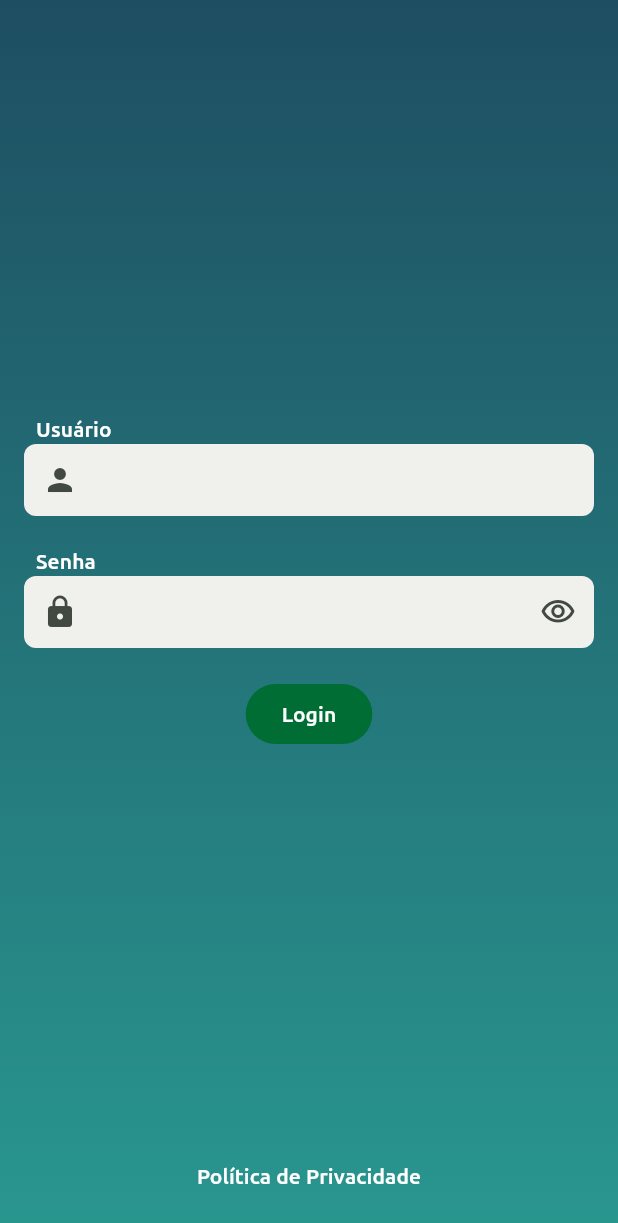
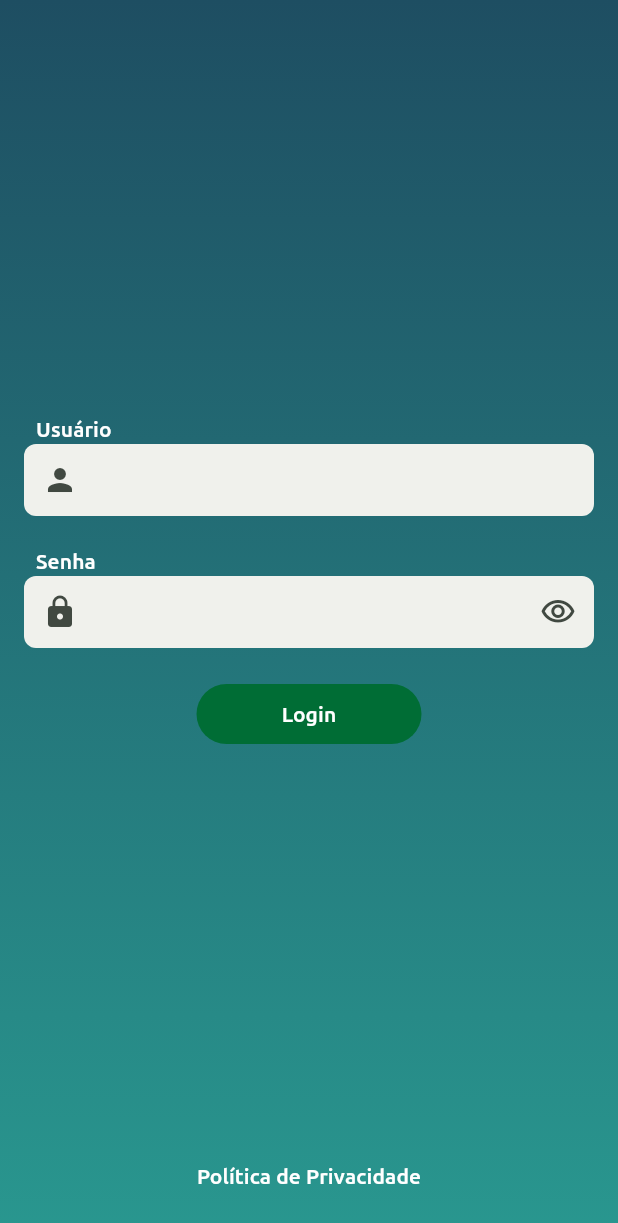
Before and after one commit to IguJl15/desafio-target, a Flutter app: the screen it shows after launch, on a phone screen of 412 x 824 dp. Shown: the top 1223 px of the screen. Run offline on Flutter 3.47's test engine with Material 3 defaults, Android fonts, the phone set to English and light mode, and no system bars; our stand-ins replace flutter_mobx, mobx; generated files the repository leaves out were written again.

Commit message:
feat: add custom primary button

```diff
--- a/lib/src/auth/ui/login_page.dart
+++ b/lib/src/auth/ui/login_page.dart
@@ -112,7 +112,7 @@ class _LoginPageState extends State<LoginPage> {
                   ),
                 ),
                 const SizedBox(height: 20),
-                FilledButton(
+                PrimaryButton(
                   onPressed: () {
                     if (formKey.currentState?.validate() == true) {
                       loginStore.login();
--- /dev/null
+++ b/lib/src/shared/components/primary_button.dart/primary_button.dart
@@ -0,0 +1,30 @@
+import 'package:flutter/material.dart';
+
+class PrimaryButton extends StatelessWidget {
+  final Widget child;
+  final ButtonStyle? style;
+  final VoidCallback onPressed;
+
+  const PrimaryButton({
+    required this.child,
+    required this.onPressed,
+    this.style,
+    super.key,
+  });
+
+  final defaultStyle = const ButtonStyle(
+    visualDensity: VisualDensity.standard,
+    minimumSize: MaterialStatePropertyAll(
+      Size(150, 40),
+    ),
+  );
+
+  @override
+  Widget build(BuildContext context) {
+    return FilledButton(
+      style: defaultStyle.merge(style),
+      onPressed: onPressed,
+      child: child,
+    );
+  }
+}
```
